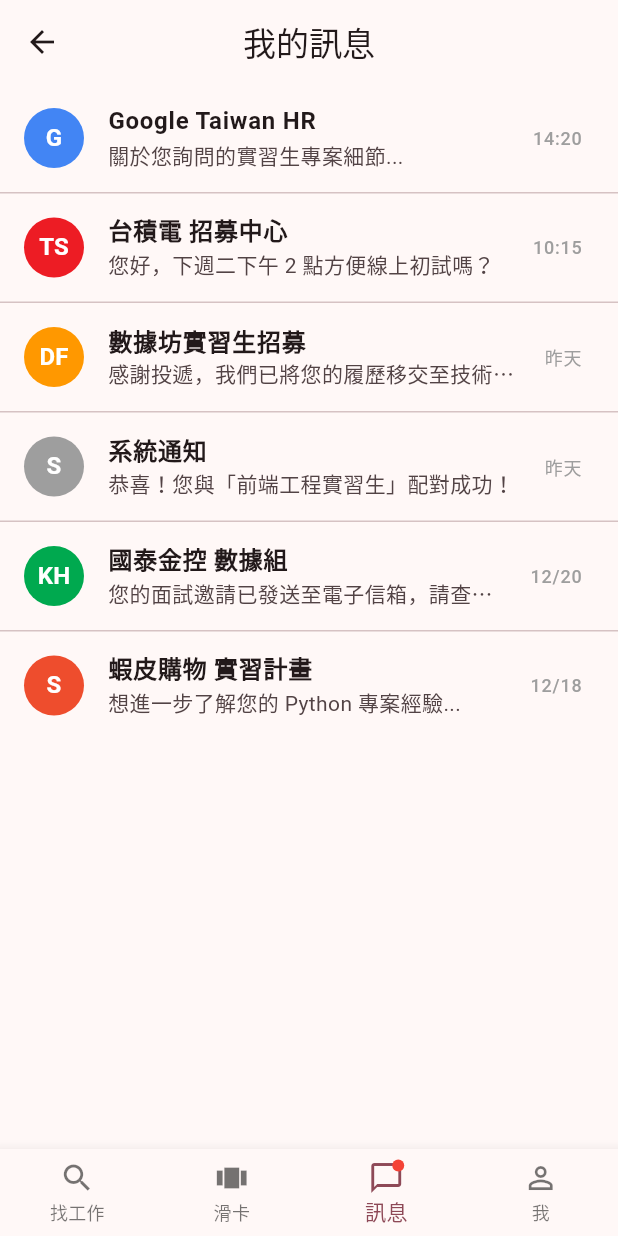
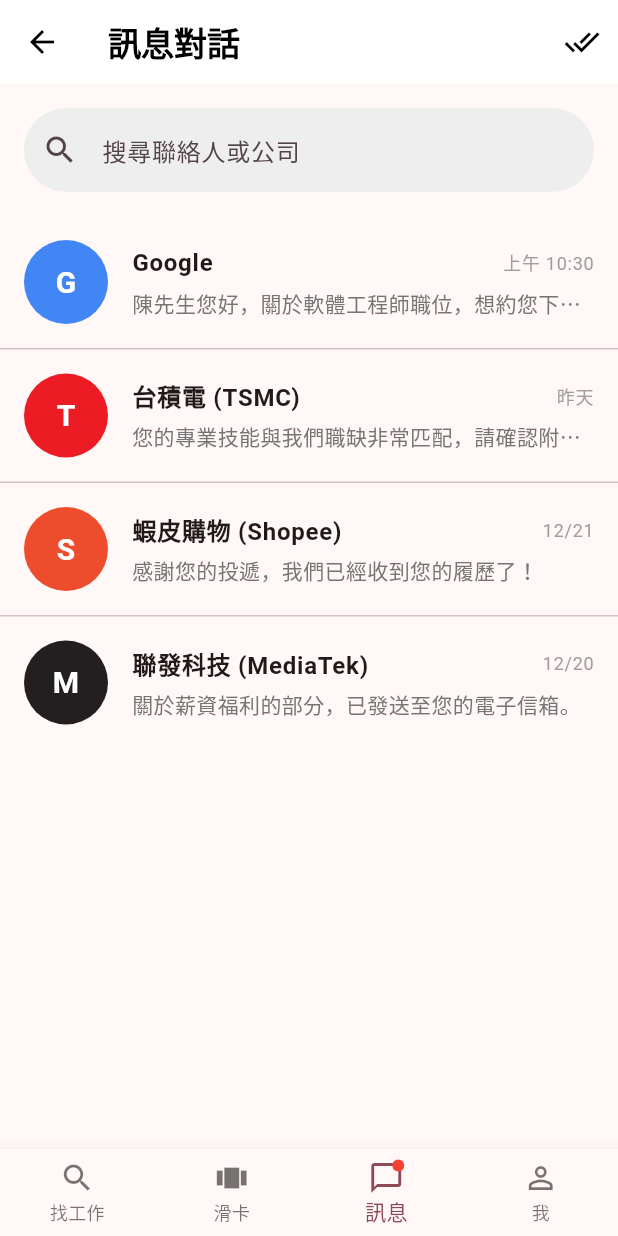
Before and after one commit to amare0530/jobtruth_frontend_flutter, a Flutter app: the MessagePage screen opened by its route, on a phone screen of 412 x 824 dp. Run offline on Flutter 3.47's test engine with Material 3 defaults, Android fonts, the phone set to English and light mode, and no system bars; our stand-ins replace shared_preferences; accounts and stored records are empty; network calls fail.

Commit message:
完成訊息頁面 UI 與模擬資料

```diff
--- a/lib/pages/message_page.dart
+++ b/lib/pages/message_page.dart
@@ -4,41 +4,117 @@
 class MessagePage extends StatelessWidget {
   const MessagePage({super.key});
 
+  // 模擬一些真實的對話資料
+  final List<Map<String, String>> chatList = const [
+    {
+      "company": "Google",
+      "lastMsg": "陳先生您好，關於軟體工程師職位，想約您下週二面試...",
+      "time": "上午 10:30",
+      "logoText": "G",
+      "color": "4285F4" // Google Blue
+    },
+    {
+      "company": "台積電 (TSMC)",
+      "lastMsg": "您的專業技能與我們職缺非常匹配，請確認附件...",
+      "time": "昨天",
+      "logoText": "T",
+      "color": "ED1C24" // TSMC Red
+    },
+    {
+      "company": "蝦皮購物 (Shopee)",
+      "lastMsg": "感謝您的投遞，我們已經收到您的履歷了！",
+      "time": "12/21",
+      "logoText": "S",
+      "color": "EE4D2D" // Shopee Orange
+    },
+    {
+      "company": "聯發科技 (MediaTek)",
+      "lastMsg": "關於薪資福利的部分，已發送至您的電子信箱。",
+      "time": "12/20",
+      "logoText": "M",
+      "color": "231F20"
+    },
+  ];
+
   @override
   Widget build(BuildContext context) {
-    final List<Map<String, String>> mockMessages = [
-      {"name": "Google Taiwan HR", "lastMsg": "關於您詢問的實習生專案細節...", "time": "14:20", "avatar": "G", "color": "4285F4"},
-      {"name": "台積電 招募中心", "lastMsg": "您好，下週二下午 2 點方便線上初試嗎？", "time": "10:15", "avatar": "TS", "color": "ED1C24"},
-      {"name": "數據坊實習生招募", "lastMsg": "感謝投遞，我們已將您的履歷移交至技術主管...", "time": "昨天", "avatar": "DF", "color": "FF9800"},
-      {"name": "系統通知", "lastMsg": "恭喜！您與「前端工程實習生」配對成功！", "time": "昨天", "avatar": "S", "color": "9E9E9E"},
-      {"name": "國泰金控 數據組", "lastMsg": "您的面試邀請已發送至電子信箱，請查收。", "time": "12/20", "avatar": "KH", "color": "00A94F"},
-      {"name": "蝦皮購物 實習計畫", "lastMsg": "想進一步了解您的 Python 專案經驗...", "time": "12/18", "avatar": "S", "color": "EE4D2D"},
-    ];
+    return Scaffold(
+      appBar: AppBar(
+        title: const Text("訊息對話", style: TextStyle(fontWeight: FontWeight.bold)),
+        backgroundColor: Colors.white,
+        foregroundColor: Colors.black,
+        elevation: 0,
+        actions: [
+          IconButton(icon: const Icon(Icons.done_all), onPressed: () {}),
+        ],
+      ),
+      body: Column(
+        children: [
+          // 頂部搜尋欄
+          Padding(
+            padding: const EdgeInsets.all(16.0),
+            child: TextField(
+              decoration: InputDecoration(
+                hintText: "搜尋聯絡人或公司",
+                prefixIcon: const Icon(Icons.search),
+                filled: true,
+                fillColor: Colors.grey[200],
+                border: OutlineInputBorder(
+                  borderRadius: BorderRadius.circular(30),
+                  borderSide: BorderSide.none,
+                ),
+              ),
+            ),
+          ),
 
-    return Scaffold(
-      appBar: AppBar(title: const Text('我的訊息'), centerTitle: true, elevation: 0),
-      body: ListView.separated(
-        itemCount: mockMessages.length,
+          // 訊息列表
+          Expanded(
+            child: ListView.separated(
+              itemCount: chatList.length,
               separatorBuilder: (context, index) => const Divider(height: 1),
               itemBuilder: (context, index) {
-          final msg = mockMessages[index];
+                final chat = chatList[index];
+                final Color avatarColor = Color(int.parse("0xFF${chat['color']}"));
+
                 return ListTile(
+                  contentPadding: const EdgeInsets.symmetric(horizontal: 16, vertical: 8),
                   leading: CircleAvatar(
-              backgroundColor: Color(int.parse("0xFF${msg['color']} ")),
-              child: Text(msg['avatar']!, style: const TextStyle(color: Colors.white, fontWeight: FontWeight.bold)),
+                    radius: 28,
+                    backgroundColor: avatarColor,
+                    child: Text(
+                      chat['logoText']!,
+                      style: const TextStyle(color: Colors.white, fontWeight: FontWeight.bold, fontSize: 20),
                     ),
-            title: Text(msg['name']!, style: const TextStyle(fontWeight: FontWeight.bold)),
-            subtitle: Text(msg['lastMsg']!, maxLines: 1, overflow: TextOverflow.ellipsis),
-            trailing: Text(msg['time']!, style: const TextStyle(color: Colors.grey, fontSize: 12)),
+                  ),
+                  title: Row(
+                    mainAxisAlignment: MainAxisAlignment.spaceBetween,
+                    children: [
+                      Text(chat['company']!, style: const TextStyle(fontWeight: FontWeight.bold, fontSize: 16)),
+                      Text(chat['time']!, style: const TextStyle(color: Colors.grey, fontSize: 12)),
+                    ],
+                  ),
+                  subtitle: Padding(
+                    padding: const EdgeInsets.only(top: 4.0),
+                    child: Text(
+                      chat['lastMsg']!,
+                      maxLines: 1,
+                      overflow: TextOverflow.ellipsis,
+                      style: TextStyle(color: Colors.grey[600]),
+                    ),
+                  ),
                   onTap: () {
+                    // Demo 時可以點擊進入空對話框或顯示提示
                     ScaffoldMessenger.of(context).showSnackBar(
-                SnackBar(content: Text('正在開啟與 ${msg['name']} 的對話...')),
+                      SnackBar(content: Text("正在進入與 ${chat['company']} 的對話...")),
                     );
                   },
                 );
               },
             ),
-      bottomNavigationBar: BottomNav(selectedIndex: 2),
+          ),
+        ],
+      ),
+      bottomNavigationBar: const BottomNav(selectedIndex: 2), // 訊息頁在第 3 個 Tab (index 2)
     );
   }
 }
```
Lines whose indentation alone changed are shown as unchanged.
